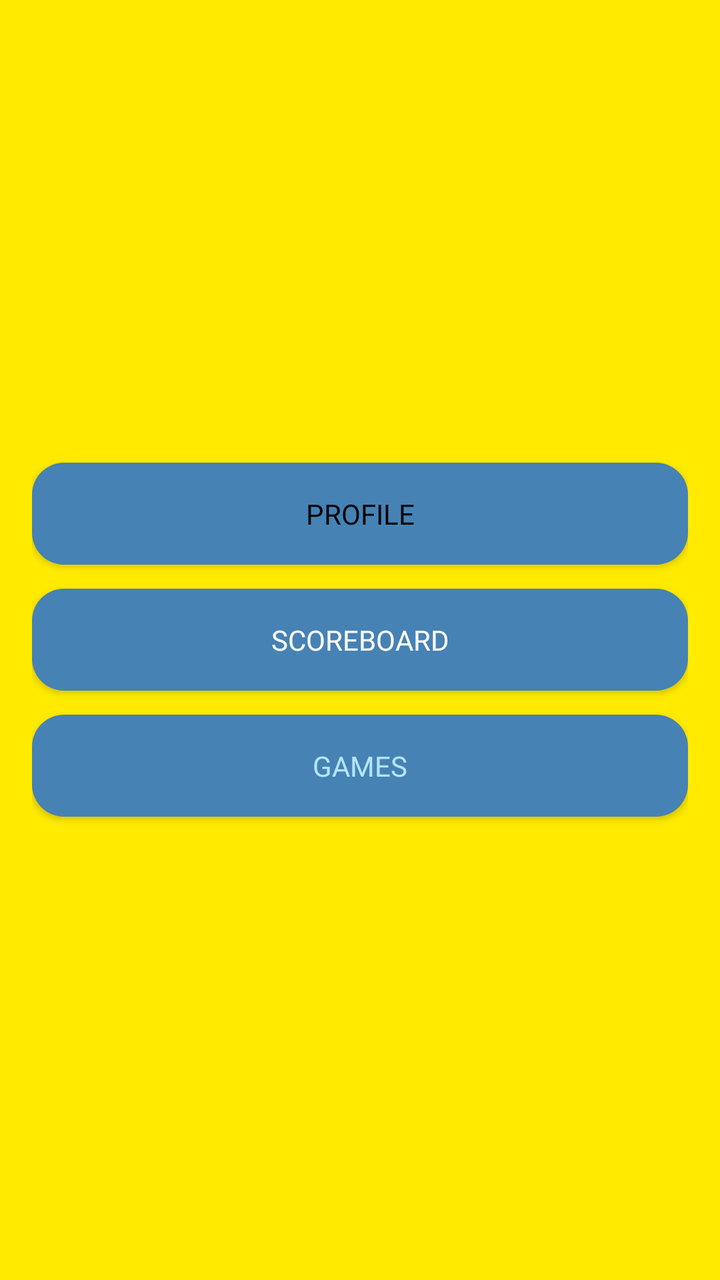
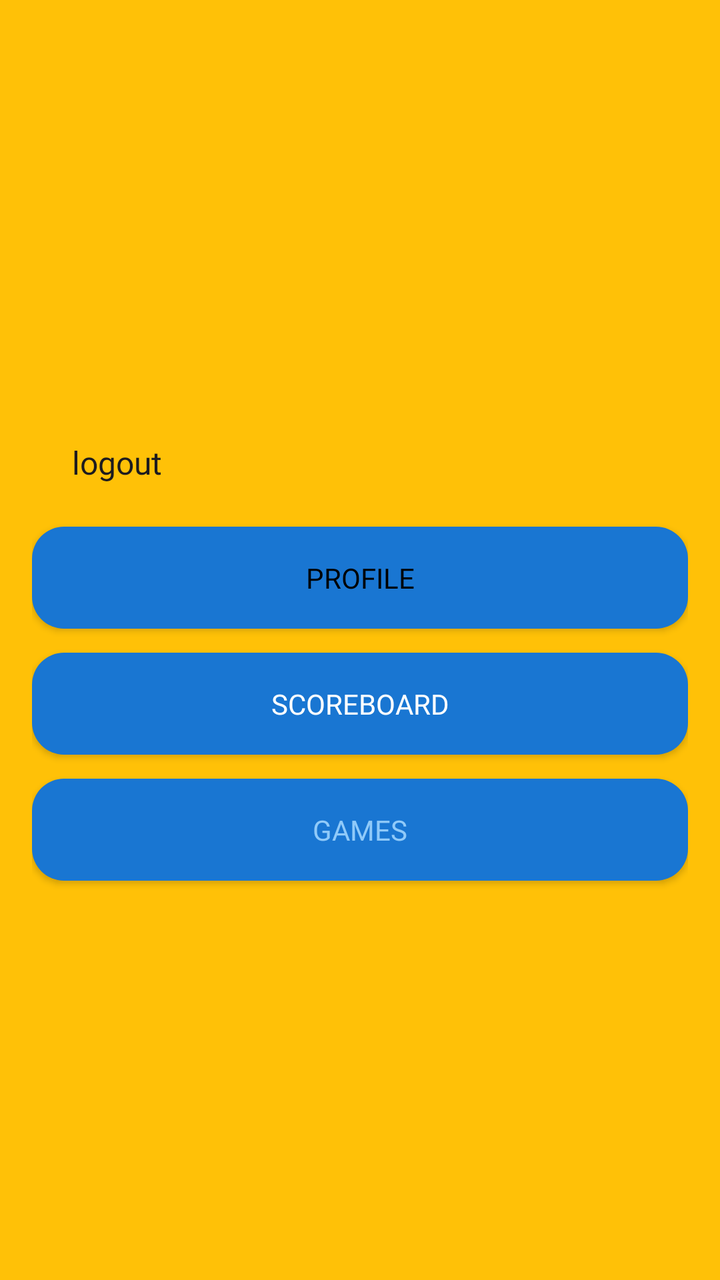

Two renders of the same Android screen: before a commit and after it. Below are the layout's source before the change and the commit's diff.
<!-- AndroidManifest.xml: application theme Theme.AppCompat.Light.DarkActionBar -->
<!-- res/layout/activity_main_menu.xml -->
<LinearLayout xmlns:android="http://schemas.android.com/apk/res/android"
    android:orientation="vertical"
    android:layout_width="match_parent"
    android:layout_height="match_parent"
    android:padding="16dp"
    android:gravity="center"
    android:background="@color/vibrant_yellow">

    
    <Button
        android:id="@+id/profileButton"
        android:layout_width="match_parent"
        android:layout_height="wrap_content"
        android:text="Profile"
        android:background="@drawable/rounded_button"
        android:textColor="@color/black"
        android:padding="16dp"
        android:layout_marginBottom="12dp"
        android:fontFamily="@font/cool_font2" />

    
    <Button
        android:id="@+id/scoreboardButton"
        android:layout_width="match_parent"
        android:layout_height="wrap_content"
        android:text="Scoreboard"
        android:background="@drawable/rounded_button_alt"
        android:textColor="@color/white"
        android:padding="16dp"
        android:layout_marginBottom="12dp"
        android:fontFamily="@font/cool_font2" />

    
    <Button
        android:id="@+id/gamesHomeButton"
        android:layout_width="match_parent"
        android:layout_height="wrap_content"
        android:text="Games"
        android:background="@drawable/rounded_button"
        android:textColor="@color/pastel_blue"
        android:padding="16dp"
        android:fontFamily="@font/cool_font2" />
</LinearLayout>
<!-- resources referenced by this layout -->
<resources>
  <color name="black">#FF000000</color>
  <color name="pastel_blue">#FFB3E5FC</color>
  <color name="vibrant_yellow">#FFFFEA00</color>
  <color name="white">#FFFFFFFF</color>
  <!-- drawable rounded_button (drawable) -->
  <shape xmlns:android="http://schemas.android.com/apk/res/android">
      <solid android:color="@color/ocean_blue" />
      <corners android:radius="16dp" />
  </shape>
  <!-- drawable rounded_button_alt (drawable) -->
  <shape xmlns:android="http://schemas.android.com/apk/res/android">
      <solid android:color="@color/ocean_blue" />
      <corners android:radius="16dp" />
  </shape>
  <color name="ocean_blue">#FF4682B4</color>
</resources>

<!-- the commit's change to res/layout/activity_main_menu.xml (unified diff, before → after) -->
@@ -1,3 +1,4 @@
+<?xml version="1.0" encoding="utf-8"?>
 <LinearLayout xmlns:android="http://schemas.android.com/apk/res/android"
     android:orientation="vertical"
     android:layout_width="match_parent"
@@ -5,6 +6,15 @@
     android:padding="16dp"
     android:gravity="center"
     android:background="@color/vibrant_yellow">
+
+    <Button
+        android:id="@+id/backButton"
+        style="@style/BackButton"
+        android:layout_width="wrap_content"
+        android:layout_height="wrap_content"
+        android:layout_gravity="start"
+        android:text="logout"
+        android:layout_marginBottom="16dp" />
 
     
     <Button
<!-- resource entries referenced after the edit -->
@@ -1,8 +1,8 @@
 <!-- resources referenced by this layout -->
 <resources>
   <color name="black">#FF000000</color>
-  <color name="pastel_blue">#FFB3E5FC</color>
-  <color name="vibrant_yellow">#FFFFEA00</color>
+  <color name="pastel_blue">#FF90CAF9</color>
+  <color name="vibrant_yellow">@color/warning</color>
   <color name="white">#FFFFFFFF</color>
   <!-- drawable rounded_button (drawable) -->
   <shape xmlns:android="http://schemas.android.com/apk/res/android">
@@ -14,6 +14,21 @@
       <solid android:color="@color/ocean_blue" />
       <corners android:radius="16dp" />
   </shape>
-  <color name="ocean_blue">#FF4682B4</color>
+  <style name="BackButton" parent="Widget.Material3.Button.IconButton">
+          <item name="android:layout_width">wrap_content</item>
+          <item name="android:layout_height">wrap_content</item>
+          <item name="android:textColor">@color/text_primary</item>
+          <item name="android:textSize">16sp</item>
+          <item name="android:padding">12dp</item>
+          <item name="android:layout_margin">8dp</item>
+          <item name="android:fontFamily">@font/cool_font2</item>
+          <item name="android:elevation">4dp</item>
+          <item name="android:drawablePadding">8dp</item>
+          <item name="iconTint">@color/primary</item>
+      </style>
+  <color name="warning">#FFFFC107</color>
+  <color name="ocean_blue">#FF1976D2</color>
+  <color name="text_primary">#FF1C1B1F</color>
+  <color name="primary">#FF6750A4</color>
 </resources>
 
